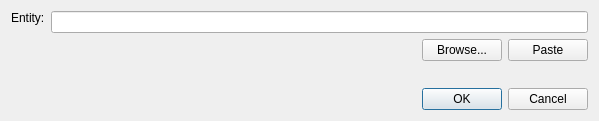
First picture: the form in src/commonjobadder.ui, repository 0xd34df00d/leechcraft, before the edit.
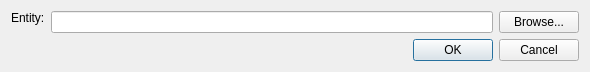
Second picture: the form after the edit. Icons and pictures are not drawn.

Commit message: Core: nicer task addition dialog.

What changed in the file:
```diff
--- a/src/commonjobadder.ui
+++ b/src/commonjobadder.ui
@@ -6,8 +6,8 @@
    <rect>
     <x>0</x>
     <y>0</y>
-    <width>599</width>
-    <height>121</height>
+    <width>590</width>
+    <height>60</height>
    </rect>
   </property>
   <property name="windowTitle">
@@ -17,9 +17,9 @@
    <iconset resource="mainresources.qrc">
     <normaloff>:/resources/images/leechcraft.svg</normaloff>:/resources/images/leechcraft.svg</iconset>
   </property>
-  <layout class="QVBoxLayout" name="verticalLayout_2">
+  <layout class="QVBoxLayout" name="verticalLayout">
    <item>
-    <layout class="QHBoxLayout" name="horizontalLayout_2">
+    <layout class="QHBoxLayout" name="horizontalLayout">
      <item>
       <widget class="QLabel" name="label">
        <property name="text">
@@ -31,8 +31,6 @@
       </widget>
      </item>
      <item>
-      <layout class="QVBoxLayout" name="verticalLayout">
-       <item>
         <widget class="QLineEdit" name="What_">
          <property name="toolTip">
           <string>Enter URL or file name or any other thing you believe LeechCraft can handle.</string>
@@ -40,37 +38,11 @@
         </widget>
        </item>
        <item>
-        <layout class="QHBoxLayout" name="horizontalLayout">
-         <item>
-          <spacer name="horizontalSpacer">
-           <property name="orientation">
-            <enum>Qt::Horizontal</enum>
-           </property>
-           <property name="sizeHint" stdset="0">
-            <size>
-             <width>40</width>
-             <height>20</height>
-            </size>
-           </property>
-          </spacer>
-         </item>
-         <item>
           <widget class="QPushButton" name="Browse_">
            <property name="text">
             <string>Browse...</string>
            </property>
           </widget>
-         </item>
-         <item>
-          <widget class="QPushButton" name="Paste_">
-           <property name="text">
-            <string>Paste</string>
-           </property>
-          </widget>
-         </item>
-        </layout>
-       </item>
-      </layout>
      </item>
     </layout>
    </item>
```
Lines whose indentation alone changed are shown as unchanged. The commit also changes 2 other files.
